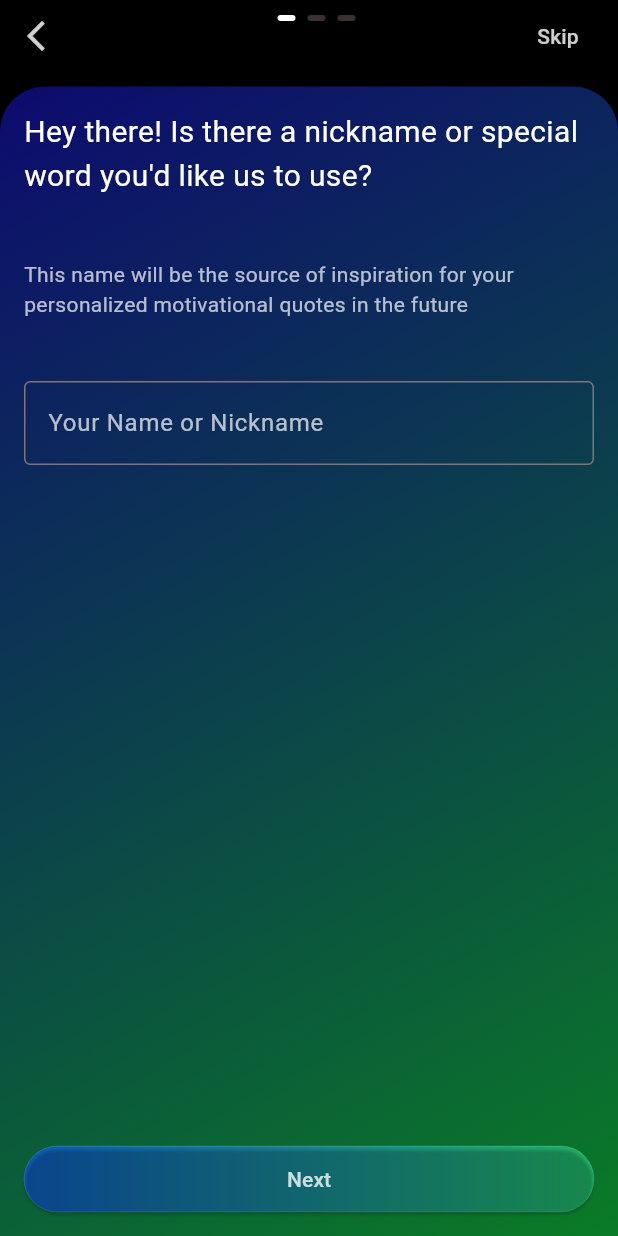
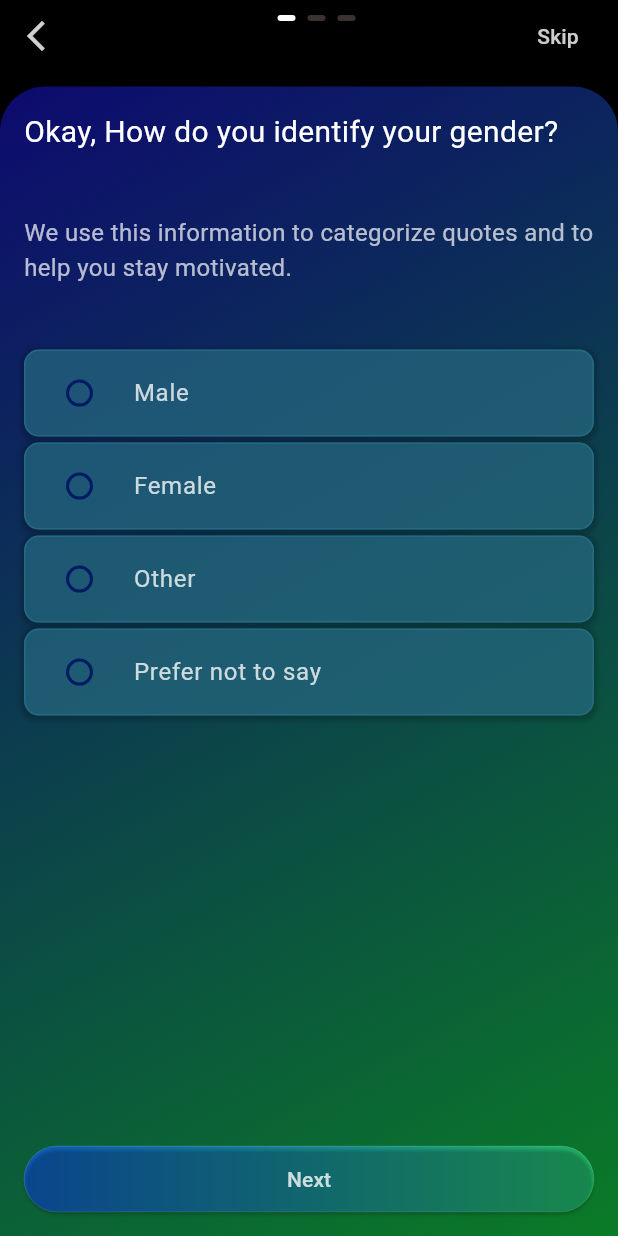
Before and after one commit to Thambara-20/MindLift, a Flutter app: the Personal screen opened directly, swiped to page 2, on a phone screen of 412 x 824 dp. Run offline on Flutter 3.47's test engine with Material 3 defaults, Android fonts, the phone set to English and light mode, and no system bars.

Commit message:
implemented gender select UI

```diff
--- /dev/null
+++ b/mortivate/lib/screens/gender.personal.dart
@@ -0,0 +1,66 @@
+import 'package:flutter/material.dart';
+import 'package:mortivate/widgets/radio_button.dart';
+
+class GenderPage extends StatefulWidget {
+  GenderPage({Key? key}) : super(key: key);
+
+  @override
+  _GenderPageState createState() => _GenderPageState();
+}
+
+class _GenderPageState extends State<GenderPage> {
+  String? selectedGender;
+
+  @override
+  Widget build(BuildContext context) {
+    return SingleChildScrollView(
+      child: Container(
+        color: Colors.transparent,
+        padding: const EdgeInsets.all(16.0),
+        child: Column(
+          crossAxisAlignment: CrossAxisAlignment.start,
+          children: [
+            const Text(
+              "Okay, How do you identify your gender?",
+              style: TextStyle(color: Colors.white, fontSize: 20),
+            ),
+            SizedBox(
+              height: MediaQuery.of(context).size.height * 0.05,
+            ),
+            const Text(
+              'We use this information to categorize quotes and to help you stay motivated.',
+              style: TextStyle(color: Colors.white70, fontSize: 16),
+            ),
+            SizedBox(
+              height: MediaQuery.of(context).size.height * 0.05,
+            ),
+            GenderRadioButton(
+              groupValue: selectedGender,
+              value: 'Male',
+              onChanged: (value) => setState(() => selectedGender = value),
+              label: 'Male',
+            ),
+            GenderRadioButton(
+              label: 'Female',
+              value: 'Female',
+              groupValue: selectedGender,
+              onChanged: (value) => setState(() => selectedGender = value),
+            ),
+            GenderRadioButton(
+              label: 'Other',
+              value: 'Other',
+              groupValue: selectedGender,
+              onChanged: (value) => setState(() => selectedGender = value),
+            ),
+            GenderRadioButton(
+              label: 'Prefer not to say',
+              value: 'Prefer not to say',
+              groupValue: selectedGender,
+              onChanged: (value) => setState(() => selectedGender = value),
+            ),
+          ],
+        ),
+      ),
+    );
+  }
+}
--- a/mortivate/lib/screens/personal.dart
+++ b/mortivate/lib/screens/personal.dart
@@ -1,4 +1,5 @@
 import 'package:flutter/material.dart';
+import 'package:mortivate/screens/gender.personal.dart';
 import 'package:mortivate/screens/name.personal.dart';
 import 'package:mortivate/widgets/next_button.dart';
 
@@ -16,7 +17,7 @@ class _MyPageSliderState extends State<Personal> {
   int pageIndex = 1;
   final List<Widget> _pages = [
     NamePage(),
-    NamePage(),
+    GenderPage(),
     NamePage(),
   ];
 
--- /dev/null
+++ b/mortivate/lib/widgets/radio_button.dart
@@ -0,0 +1,59 @@
+import 'package:flutter/material.dart';
+
+class GenderRadioButton extends StatelessWidget {
+  final String label;
+  final String value;
+  final String? groupValue;
+  final ValueChanged<String?> onChanged;
+
+  const GenderRadioButton({
+    required this.label,
+    required this.value,
+    required this.groupValue,
+    required this.onChanged,
+    Key? key,
+  }) : super(key: key);
+
+  @override
+  Widget build(BuildContext context) {
+    return Container(
+      margin: const EdgeInsets.symmetric(vertical: 2),
+      decoration: BoxDecoration(
+        border: Border.all(
+          color: groupValue == value
+              ? Color.fromARGB(76, 0, 0, 0)
+              : const Color.fromARGB(167, 41, 114, 140),
+        ),
+        borderRadius: BorderRadius.circular(10),
+        boxShadow: [
+          BoxShadow(
+            color: Colors.black.withOpacity(0.2),
+            spreadRadius: 2,
+            blurRadius: 2,
+            offset: const Offset(0, 1),
+          ),
+        ],
+        color: groupValue == value
+            ? Color.fromARGB(255, 6, 42, 87)
+            : Color.fromARGB(167, 41, 114, 140),
+      ),
+      child: RadioListTile(
+        title: Text(label,
+            style: const TextStyle(color: Color.fromARGB(198, 255, 255, 255))),
+        value: value,
+        groupValue: groupValue,
+        onChanged: onChanged,
+        hoverColor: Colors.black12,
+        fillColor: MaterialStateProperty.resolveWith<Color?>(
+          (Set<MaterialState> states) {
+            if (states.contains(MaterialState.selected)) {
+              return const Color.fromARGB(194, 255, 255, 255);
+            }
+            return const Color.fromARGB(
+                255, 0, 26, 99); // Use the default value.
+          },
+        ),
+      ),
+    );
+  }
+}
--- a/mortivate/pubspec.yaml
+++ b/mortivate/pubspec.yaml
@@ -34,6 +34,7 @@ dependencies:
   # The following adds the Cupertino Icons font to your application.
   # Use with the CupertinoIcons class for iOS style icons.
   cupertino_icons: ^1.0.2
+  brain_fusion: ^0.1.1
 
 dev_dependencies:
   flutter_test:
```
Also changed, not shown: mortivate/pubspec.lock.
